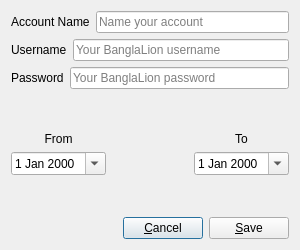
The window that accountdialog.ui (nsmgr8/BLUsage-qt4) describes before a commit, drawn with Qt 5.
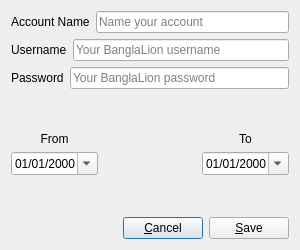
The same window after the commit.

The edit to the form file:
```diff
--- a/accountdialog.ui
+++ b/accountdialog.ui
@@ -112,6 +112,9 @@
        </item>
        <item>
         <widget class="QDateEdit" name="fromDate">
+         <property name="displayFormat">
+          <string>dd/MM/yyyy</string>
+         </property>
          <property name="calendarPopup">
           <bool>true</bool>
          </property>
@@ -146,6 +149,9 @@
        </item>
        <item>
         <widget class="QDateEdit" name="toDate">
+         <property name="displayFormat">
+          <string>dd/MM/yyyy</string>
+         </property>
          <property name="calendarPopup">
           <bool>true</bool>
          </property>
```
